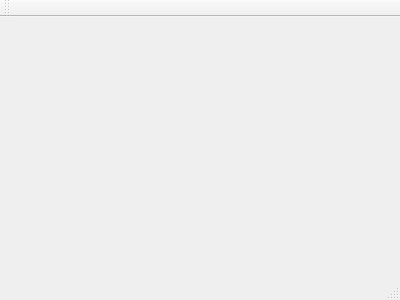
Before: the Qt Designer form SAOCE/mainwindow.ui in stanfear/SAOCE, drawn with Qt 5.
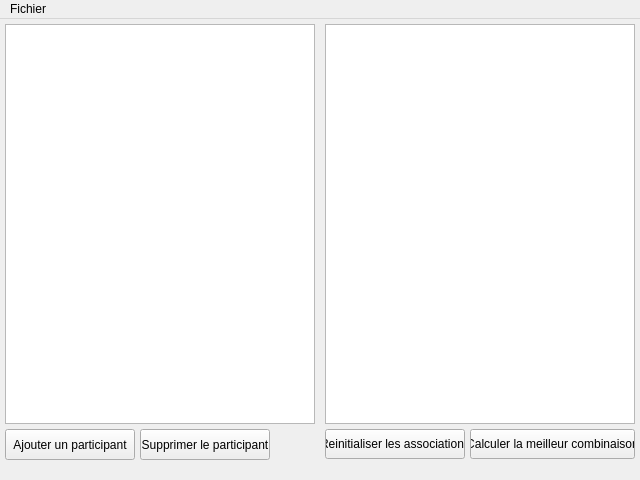
After: the same form once the commit is applied.

What changed in the file:
```diff
--- a/SAOCE/mainwindow.ui
+++ b/SAOCE/mainwindow.ui
@@ -1,24 +1,134 @@
 <ui version="4.0">
  <class>MainWindow</class>
- <widget class="QMainWindow" name="MainWindow" >
-  <property name="geometry" >
+ <widget class="QMainWindow" name="MainWindow">
+  <property name="geometry">
    <rect>
     <x>0</x>
     <y>0</y>
-    <width>400</width>
-    <height>300</height>
+    <width>640</width>
+    <height>480</height>
    </rect>
   </property>
   <property name="windowTitle" >
    <string>MainWindow</string>
   </property>
-  <widget class="QMenuBar" name="menuBar" />
-  <widget class="QToolBar" name="mainToolBar" />
-  <widget class="QWidget" name="centralWidget" />
-  <widget class="QStatusBar" name="statusBar" />
+  <widget class="QWidget" name="centralWidget">
+   <widget class="QTreeView" name="treeView">
+    <property name="geometry">
+     <rect>
+      <x>5</x>
+      <y>5</y>
+      <width>310</width>
+      <height>400</height>
+     </rect>
+    </property>
+   </widget>
+   <widget class="QTreeView" name="treeView_2">
+    <property name="geometry">
+     <rect>
+      <x>325</x>
+      <y>5</y>
+      <width>310</width>
+      <height>400</height>
+     </rect>
+    </property>
+   </widget>
+   <widget class="QPushButton" name="AddParticipant">
+    <property name="geometry">
+     <rect>
+      <x>5</x>
+      <y>410</y>
+      <width>130</width>
+      <height>31</height>
+     </rect>
+    </property>
+    <property name="text">
+     <string>Ajouter un participant</string>
+    </property>
+   </widget>
+   <widget class="QPushButton" name="ResetAssociations">
+    <property name="geometry">
+     <rect>
+      <x>325</x>
+      <y>410</y>
+      <width>140</width>
+      <height>30</height>
+     </rect>
+    </property>
+    <property name="text">
+     <string>Reinitialiser les associations</string>
+    </property>
+   </widget>
+   <widget class="QPushButton" name="ComputeAssociations">
+    <property name="geometry">
+     <rect>
+      <x>470</x>
+      <y>410</y>
+      <width>165</width>
+      <height>30</height>
+     </rect>
+    </property>
+    <property name="text">
+     <string>Calculer la meilleur combinaison</string>
+    </property>
+   </widget>
+   <widget class="QPushButton" name="DeleteParticipant">
+    <property name="geometry">
+     <rect>
+      <x>140</x>
+      <y>410</y>
+      <width>130</width>
+      <height>31</height>
+     </rect>
+    </property>
+    <property name="text">
+     <string>Supprimer le participant</string>
+    </property>
+   </widget>
+  </widget>
+  <widget class="QMenuBar" name="menuBar">
+   <property name="geometry">
+    <rect>
+     <x>0</x>
+     <y>0</y>
+     <width>640</width>
+     <height>21</height>
+    </rect>
+   </property>
+   <widget class="QMenu" name="menuFichier">
+    <property name="title">
+     <string>Fichier</string>
+    </property>
+    <addaction name="actionNouveau"/>
+    <addaction name="actionOuvrir"/>
+    <addaction name="actionSauvegarder"/>
+    <addaction name="separator"/>
+    <addaction name="actionQuitter"/>
+   </widget>
+   <addaction name="menuFichier"/>
+  </widget>
+  <action name="actionNouveau">
+   <property name="text">
+    <string>Nouveau</string>
+   </property>
+  </action>
+  <action name="actionOuvrir">
+   <property name="text">
+    <string>Ouvrir</string>
+   </property>
+  </action>
+  <action name="actionSauvegarder">
+   <property name="text">
+    <string>Sauvegarder</string>
+   </property>
+  </action>
+  <action name="actionQuitter">
+   <property name="text">
+    <string>Quitter</string>
+   </property>
+  </action>
  </widget>
- <layoutDefault spacing="6" margin="11" />
- <pixmapfunction></pixmapfunction>
+ <layoutdefault spacing="6" margin="11"/>
  <resources/>
  <connections/>
 </ui>
```
Left out of the diff: 3 changed lines with no effect on the pictures.
